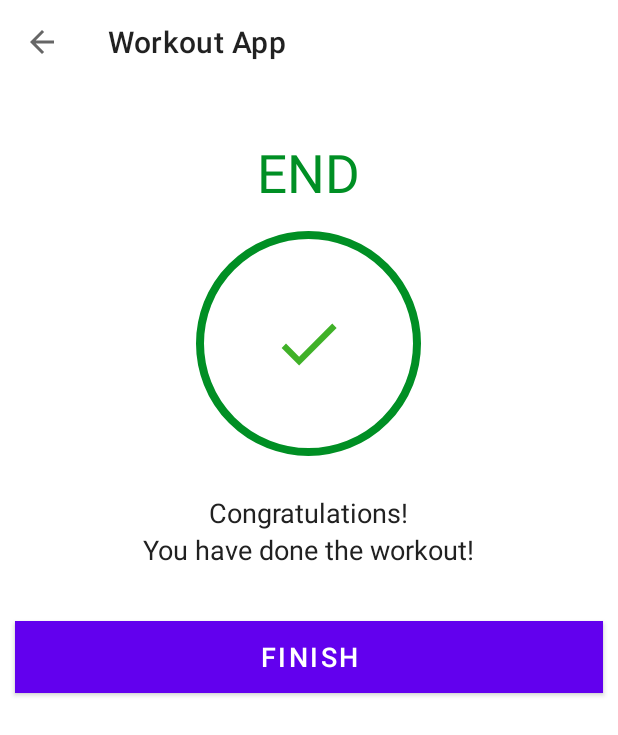
After one commit to rajendrakumar72/Workout_Monitoring_App, an Android app: the FinishActivity screen opened directly, with no data from a screen before it, on a phone screen of 412 x 824 dp. The commit adds this screen. Shown: the top 735 px of the screen. Run offline under Robolectric (Android 15) with nearby library versions, the phone set to English and light mode, and no system bars.

Commit message:
finish activity added

```diff
--- a/app/src/main/AndroidManifest.xml
+++ b/app/src/main/AndroidManifest.xml
@@ -4,7 +4,7 @@
 
     <queries>
         <intent>
-            <action android:name="android.intent.action.TTS_SERVICE"/>
+            <action android:name="android.intent.action.TTS_SERVICE" />
         </intent>
     </queries>
 
@@ -15,6 +15,9 @@
         android:roundIcon="@mipmap/ic_launcher_round"
         android:supportsRtl="true"
         android:theme="@style/Theme.WorkoutApp">
+        <activity
+            android:name=".FinishActivity"
+            android:exported="false" />
         <activity
             android:name=".ExerciseActivity"
             android:exported="false" />
--- /dev/null
+++ b/app/src/main/java/com/mrkumar/workoutapp/FinishActivity.kt
@@ -0,0 +1,29 @@
+package com.mrkumar.workoutapp
+
+import androidx.appcompat.app.AppCompatActivity
+import android.os.Bundle
+import com.mrkumar.workoutapp.databinding.ActivityFinishBinding
+
+class FinishActivity : AppCompatActivity() {
+    private  var binding: ActivityFinishBinding?=null
+
+
+    override fun onCreate(savedInstanceState: Bundle?) {
+        super.onCreate(savedInstanceState)
+        binding=ActivityFinishBinding.inflate(layoutInflater)
+        setContentView(binding?.root)
+
+        setSupportActionBar(binding?.toolbarFinishActivity)
+        if (supportActionBar != null) {
+            supportActionBar?.setDisplayHomeAsUpEnabled(true)
+        }
+        binding?.toolbarFinishActivity?.setNavigationOnClickListener {
+            onBackPressed()
+        }
+        binding?.btnFinish?.setOnClickListener {
+            finish()
+        }
+
+
+    }
+}
--- /dev/null
+++ b/app/src/main/res/drawable/ic_action_done.xml
@@ -0,0 +1,5 @@
+<vector android:height="24dp" android:tint="#40B128"
+    android:viewportHeight="24" android:viewportWidth="24"
+    android:width="24dp" xmlns:android="http://schemas.android.com/apk/res/android">
+    <path android:fillColor="@android:color/white" android:pathData="M9,16.2L4.8,12l-1.4,1.4L9,19 21,7l-1.4,-1.4L9,16.2z"/>
+</vector>
--- /dev/null
+++ b/app/src/main/res/layout/activity_finish.xml
@@ -0,0 +1,69 @@
+<?xml version="1.0" encoding="utf-8"?>
+<LinearLayout xmlns:android="http://schemas.android.com/apk/res/android"
+    xmlns:tools="http://schemas.android.com/tools"
+    android:layout_width="match_parent"
+    android:layout_height="match_parent"
+    android:gravity="center_horizontal"
+    android:orientation="vertical"
+    tools:context=".FinishActivity">
+
+    <androidx.appcompat.widget.Toolbar
+        android:id="@+id/toolbar_finish_activity"
+        android:layout_width="match_parent"
+        android:layout_height="?android:attr/actionBarSize"
+        android:background="#FFFFFF" />
+
+    <TextView
+        android:id="@+id/tvEnd"
+        android:layout_width="wrap_content"
+        android:layout_height="wrap_content"
+        android:layout_marginTop="35dp"
+        android:text="END"
+        android:textColor="@color/colorAccent"
+        android:textSize="35sp" />
+
+    <LinearLayout
+        android:layout_width="150dp"
+        android:layout_height="150dp"
+        android:layout_gravity="center"
+        android:layout_marginTop="15dp"
+        android:background="@drawable/item_circular_color_accent_border"
+        android:gravity="center">
+
+        <!--Here the ic_action_done image in added in the drawables folders.-->
+        <ImageView
+            android:layout_width="50dp"
+            android:layout_height="50dp"
+            android:contentDescription="@string/image"
+            android:src="@drawable/ic_action_done" />
+    </LinearLayout>
+
+    <TextView
+        android:layout_width="wrap_content"
+        android:layout_height="wrap_content"
+        android:layout_marginTop="25dp"
+        android:text="Congratulations!"
+        android:textColor="#212121"
+        android:textSize="18sp" />
+
+    <TextView
+        android:layout_width="wrap_content"
+        android:layout_height="wrap_content"
+        android:text="You have done the workout!"
+        android:textColor="#212121"
+        android:textSize="18sp" />
+
+    <Button
+        android:id="@+id/btnFinish"
+        android:layout_width="match_parent"
+        android:layout_height="wrap_content"
+        android:layout_gravity="bottom"
+        android:layout_marginTop="35dp"
+        android:layout_marginStart="10dp"
+        android:layout_marginEnd="10dp"
+        android:background="@color/colorAccent"
+        android:text="FINISH"
+        android:textColor="#FFFFFF"
+        android:textSize="18sp" />
+
+</LinearLayout>
```
Also changed, not shown: app/src/main/java/com/mrkumar/workoutapp/ExerciseActivity.kt (+37 -11 lines), app/src/main/res/layout/dialog_custom_confirmation_back.xml (added, +59 -0 lines).
